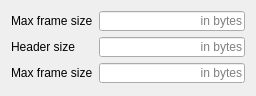
Before: the Qt Designer form DVR/G2FDbPropertyForm.ui in ssidko/WorkProjects, drawn with Qt 5.
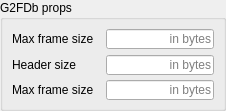
After: the same form once the commit is applied.

Patch:
```diff
--- a/DVR/G2FDbPropertyForm.ui
+++ b/DVR/G2FDbPropertyForm.ui
@@ -6,8 +6,8 @@
    <rect>
     <x>0</x>
     <y>0</y>
-    <width>256</width>
-    <height>96</height>
+    <width>226</width>
+    <height>111</height>
    </rect>
   </property>
   <property name="sizePolicy">
@@ -28,7 +28,28 @@
   <property name="toolTip">
    <string/>
   </property>
-  <layout class="QFormLayout" name="formLayout">
+  <layout class="QVBoxLayout" name="verticalLayout">
+   <property name="leftMargin">
+    <number>0</number>
+   </property>
+   <property name="topMargin">
+    <number>0</number>
+   </property>
+   <property name="rightMargin">
+    <number>0</number>
+   </property>
+   <property name="bottomMargin">
+    <number>0</number>
+   </property>
+   <item>
+    <widget class="QGroupBox" name="groupBox">
+     <property name="title">
+      <string>G2FDb props</string>
+     </property>
+     <layout class="QGridLayout" name="gridLayout">
+      <property name="leftMargin">
+       <number>9</number>
+      </property>
    <item row="0" column="0">
     <widget class="QLabel" name="label">
      <property name="text">
@@ -138,6 +159,9 @@
      <property name="placeholderText">
       <string>in bytes</string>
      </property>
+       </widget>
+      </item>
+     </layout>
     </widget>
    </item>
   </layout>
```
Lines whose indentation alone changed are shown as unchanged.
